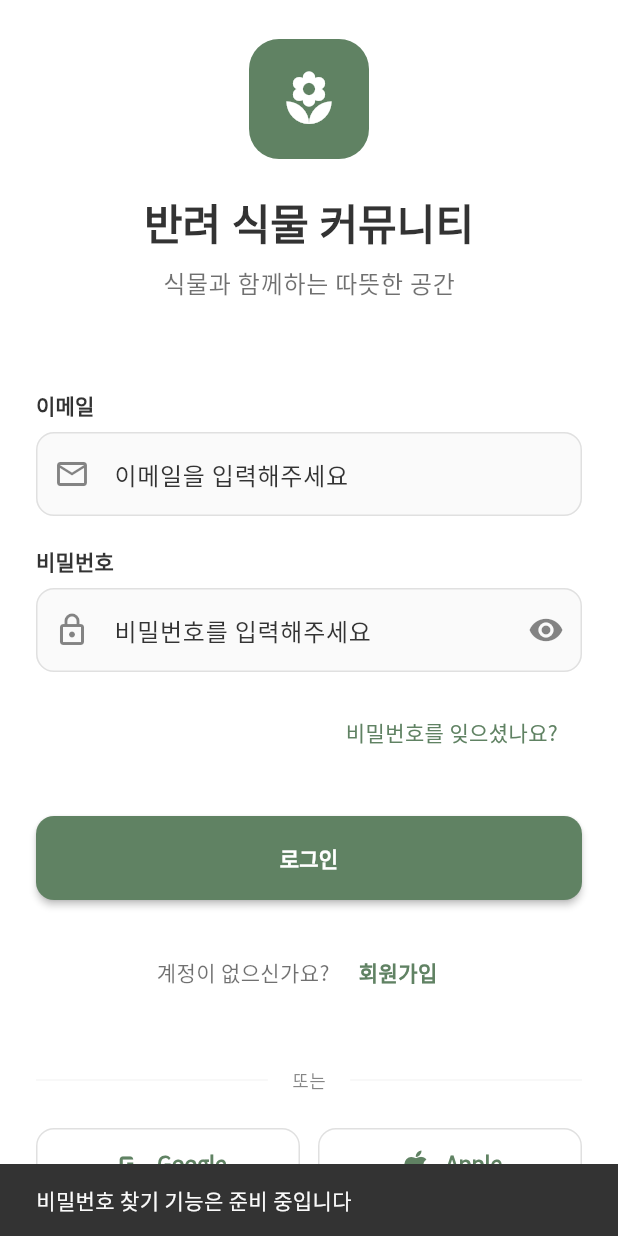
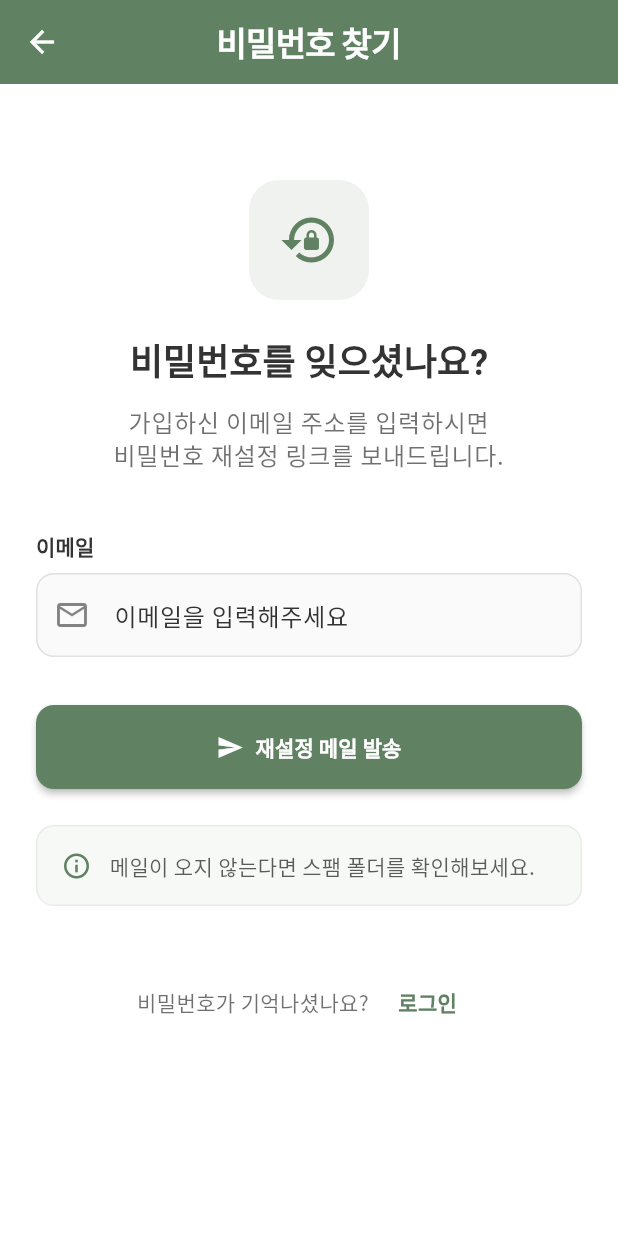
Before and after one commit to crystalsjhan/kuma, a Flutter app: the screen it shows after launch, scrolled down 58 dp, after a tap on "비밀번호를 잊으셨나요?", on a phone screen of 412 x 824 dp. Run offline on Flutter 3.47's test engine with Material 3 defaults, Android fonts, the phone set to English and light mode, and no system bars; our stand-ins replace cached_network_image, equatable, firebase_auth, firebase_core, flutter_riverpod, go_router and 1 more; accounts and stored records are empty.

Commit message:
Reset Password

```diff
--- /dev/null
+++ b/lib/presentation/pages/forgot_password_screen.dart
@@ -0,0 +1,334 @@
+import 'package:flutter/material.dart';
+import 'package:firebase_auth/firebase_auth.dart';
+import 'package:go_router/go_router.dart';
+
+/// 비밀번호 찾기 화면
+///
+/// 사용자가 비밀번호를 잊었을 때 이메일을 통해 비밀번호 재설정 링크를 받을 수 있는 화면입니다.
+/// Design System을 적용한 깔끔하고 직관적인 UI를 제공합니다.
+class ForgotPasswordScreen extends StatefulWidget {
+  const ForgotPasswordScreen({super.key});
+
+  @override
+  State<ForgotPasswordScreen> createState() => _ForgotPasswordScreenState();
+}
+
+class _ForgotPasswordScreenState extends State<ForgotPasswordScreen> {
+  // TextEditingController 선언
+  final _emailController = TextEditingController();
+
+  // 폼 키
+  final _formKey = GlobalKey<FormState>();
+
+  // 로딩 상태
+  bool _isLoading = false;
+
+  @override
+  void dispose() {
+    _emailController.dispose();
+    super.dispose();
+  }
+
+  /// 비밀번호 재설정 메일 발송 처리
+  Future<void> _handleSendResetEmail() async {
+    if (!_formKey.currentState!.validate()) {
+      return;
+    }
+
+    // 이메일 가져오기
+    final email = _emailController.text.trim();
+
+    // 이메일 유효성 검사 (비어있거나 @ 포함 여부 확인)
+    if (email.isEmpty || !email.contains('@')) {
+      ScaffoldMessenger.of(context).showSnackBar(
+        const SnackBar(
+          content: Text('유효한 이메일을 입력해주세요.'),
+        ),
+      );
+      return;
+    }
+
+    // 로딩 상태 설정
+    setState(() {
+      _isLoading = true;
+    });
+
+    try {
+      // Firebase Auth로 비밀번호 재설정 메일 발송
+      await FirebaseAuth.instance.sendPasswordResetEmail(email: email);
+
+      if (mounted) {
+        // 성공 시 SnackBar 표시
+        ScaffoldMessenger.of(context).showSnackBar(
+          const SnackBar(
+            content: Text('비밀번호 재설정 메일이 발송되었습니다. 이메일을 확인해주세요.'),
+            backgroundColor: Colors.green,
+          ),
+        );
+
+        // 로그인 화면으로 돌아가기
+        context.pop();
+      }
+    } catch (e) {
+      if (mounted) {
+        // FirebaseAuthException 처리
+        if (e is FirebaseAuthException) {
+          String errorMessage;
+          switch (e.code) {
+            case 'user-not-found':
+              errorMessage = '등록되지 않은 이메일입니다.';
+              break;
+            default:
+              errorMessage = '메일 발송에 실패했습니다: ${e.message}';
+          }
+
+          ScaffoldMessenger.of(context).showSnackBar(
+            SnackBar(
+              content: Text(errorMessage),
+              backgroundColor: Theme.of(context).colorScheme.error,
+            ),
+          );
+        } else {
+          // 기타 예외 처리
+          ScaffoldMessenger.of(context).showSnackBar(
+            SnackBar(
+              content: Text('메일 발송에 실패했습니다: ${e.toString()}'),
+              backgroundColor: Theme.of(context).colorScheme.error,
+            ),
+          );
+        }
+      }
+    } finally {
+      // 로딩 상태 해제
+      if (mounted) {
+        setState(() {
+          _isLoading = false;
+        });
+      }
+    }
+  }
+
+  @override
+  Widget build(BuildContext context) {
+    final theme = Theme.of(context);
+
+    return Scaffold(
+      appBar: AppBar(
+        title: const Text('비밀번호 찾기'),
+        centerTitle: true,
+        leading: IconButton(
+          icon: const Icon(Icons.arrow_back),
+          onPressed: () => context.pop(),
+        ),
+      ),
+      body: SafeArea(
+        child: SingleChildScrollView(
+          padding: const EdgeInsets.all(24.0),
+          child: Form(
+            key: _formKey,
+            child: Column(
+              crossAxisAlignment: CrossAxisAlignment.stretch,
+              children: [
+                const SizedBox(height: 40.0),
+
+                // 헤더 섹션
+                _buildHeader(theme),
+
+                const SizedBox(height: 40.0),
+
+                // 이메일 입력 폼
+                _buildEmailForm(theme),
+
+                const SizedBox(height: 32.0),
+
+                // 재설정 메일 발송 버튼
+                _buildSendButton(theme),
+
+                const SizedBox(height: 24.0),
+
+                // 도움말 텍스트
+                _buildHelpText(theme),
+
+                const SizedBox(height: 40.0),
+
+                // 로그인 화면으로 돌아가기 링크
+                _buildBackToLoginLink(theme),
+              ],
+            ),
+          ),
+        ),
+      ),
+    );
+  }
+
+  /// 헤더 섹션
+  Widget _buildHeader(ThemeData theme) {
+    return Column(
+      children: [
+        // 아이콘
+        Container(
+          width: 80.0,
+          height: 80.0,
+          decoration: BoxDecoration(
+            color: theme.colorScheme.primary.withOpacity(0.1),
+            borderRadius: BorderRadius.circular(20.0),
+          ),
+          child: Icon(
+            Icons.lock_reset,
+            size: 40.0,
+            color: theme.colorScheme.primary,
+          ),
+        ),
+
+        const SizedBox(height: 24.0),
+
+        // 제목
+        Text(
+          '비밀번호를 잊으셨나요?',
+          style: theme.textTheme.headlineSmall?.copyWith(
+            fontWeight: FontWeight.bold,
+            color: theme.colorScheme.onBackground,
+          ),
+          textAlign: TextAlign.center,
+        ),
+
+        const SizedBox(height: 12.0),
+
+        // 부제목
+        Text(
+          '가입하신 이메일 주소를 입력하시면\n비밀번호 재설정 링크를 보내드립니다.',
+          style: theme.textTheme.bodyLarge?.copyWith(
+            color: theme.colorScheme.onSurface.withOpacity(0.7),
+            height: 1.4,
+          ),
+          textAlign: TextAlign.center,
+        ),
+      ],
+    );
+  }
+
+  /// 이메일 입력 폼
+  Widget _buildEmailForm(ThemeData theme) {
+    return Column(
+      crossAxisAlignment: CrossAxisAlignment.start,
+      children: [
+        Text(
+          '이메일',
+          style: theme.textTheme.labelLarge?.copyWith(
+            fontWeight: FontWeight.w600,
+            color: theme.colorScheme.onBackground,
+          ),
+        ),
+        const SizedBox(height: 8.0),
+        TextFormField(
+          controller: _emailController,
+          keyboardType: TextInputType.emailAddress,
+          textInputAction: TextInputAction.done,
+          onFieldSubmitted: (_) => _handleSendResetEmail(),
+          decoration: InputDecoration(
+            hintText: '이메일을 입력해주세요',
+            prefixIcon: Icon(
+              Icons.email_outlined,
+              color: theme.colorScheme.onSurface.withOpacity(0.6),
+            ),
+          ),
+          validator: (value) {
+            if (value == null || value.isEmpty) {
+              return '이메일을 입력해주세요';
+            }
+            if (!RegExp(r'^[\w-\.]+@([\w-]+\.)+[\w-]{2,4}$').hasMatch(value)) {
+              return '올바른 이메일 형식을 입력해주세요';
+            }
+            return null;
+          },
+        ),
+      ],
+    );
+  }
+
+  /// 재설정 메일 발송 버튼
+  Widget _buildSendButton(ThemeData theme) {
+    return SizedBox(
+      height: 56.0,
+      child: ElevatedButton.icon(
+        onPressed: _isLoading ? null : _handleSendResetEmail,
+        icon: _isLoading
+            ? SizedBox(
+                width: 20.0,
+                height: 20.0,
+                child: CircularProgressIndicator(
+                  strokeWidth: 2.0,
+                  valueColor: AlwaysStoppedAnimation<Color>(
+                    theme.colorScheme.onPrimary,
+                  ),
+                ),
+              )
+            : const Icon(Icons.send),
+        label: Text(
+          _isLoading ? '발송 중...' : '재설정 메일 발송',
+          style: theme.textTheme.labelLarge?.copyWith(
+            fontWeight: FontWeight.bold,
+            color: theme.colorScheme.onPrimary,
+          ),
+        ),
+      ),
+    );
+  }
+
+  /// 도움말 텍스트
+  Widget _buildHelpText(ThemeData theme) {
+    return Container(
+      padding: const EdgeInsets.all(16.0),
+      decoration: BoxDecoration(
+        color: theme.colorScheme.primary.withOpacity(0.05),
+        borderRadius: BorderRadius.circular(12.0),
+        border: Border.all(
+          color: theme.colorScheme.primary.withOpacity(0.1),
+        ),
+      ),
+      child: Row(
+        children: [
+          Icon(
+            Icons.info_outline,
+            color: theme.colorScheme.primary,
+            size: 20.0,
+          ),
+          const SizedBox(width: 12.0),
+          Expanded(
+            child: Text(
+              '메일이 오지 않는다면 스팸 폴더를 확인해보세요.',
+              style: theme.textTheme.bodyMedium?.copyWith(
+                color: theme.colorScheme.onSurface.withOpacity(0.8),
+              ),
+            ),
+          ),
+        ],
+      ),
+    );
+  }
+
+  /// 로그인 화면으로 돌아가기 링크
+  Widget _buildBackToLoginLink(ThemeData theme) {
+    return Row(
+      mainAxisAlignment: MainAxisAlignment.center,
+      children: [
+        Text(
+          '비밀번호가 기억나셨나요? ',
+          style: theme.textTheme.bodyMedium?.copyWith(
+            color: theme.colorScheme.onSurface.withOpacity(0.7),
+          ),
+        ),
+        TextButton(
+          onPressed: () => context.pop(),
+          child: Text(
+            '로그인',
+            style: theme.textTheme.bodyMedium?.copyWith(
+              color: theme.colorScheme.primary,
+              fontWeight: FontWeight.bold,
+            ),
+          ),
+        ),
+      ],
+    );
+  }
+}
--- a/lib/presentation/pages/login_screen.dart
+++ b/lib/presentation/pages/login_screen.dart
@@ -1,5 +1,6 @@
 import 'package:flutter/material.dart';
 import 'package:firebase_auth/firebase_auth.dart';
+import 'package:go_router/go_router.dart';
 import 'package:plant_community_app/core/router/app_router.dart';
 
 /// 로그인 화면
@@ -309,14 +310,7 @@ class _LoginScreenState extends State<LoginScreen> {
         Align(
           alignment: Alignment.centerRight,
           child: TextButton(
-            onPressed: () {
-              // TODO: 비밀번호 찾기 화면으로 이동
-              ScaffoldMessenger.of(context).showSnackBar(
-                const SnackBar(
-                  content: Text('비밀번호 찾기 기능은 준비 중입니다'),
-                ),
-              );
-            },
+            onPressed: () => GoRouter.of(context).go('/forgot-password'),
             child: Text(
               '비밀번호를 잊으셨나요?',
               style: theme.textTheme.bodyMedium?.copyWith(
```
Also changed, not shown: lib/router/router.dart (+4 -67 lines).
